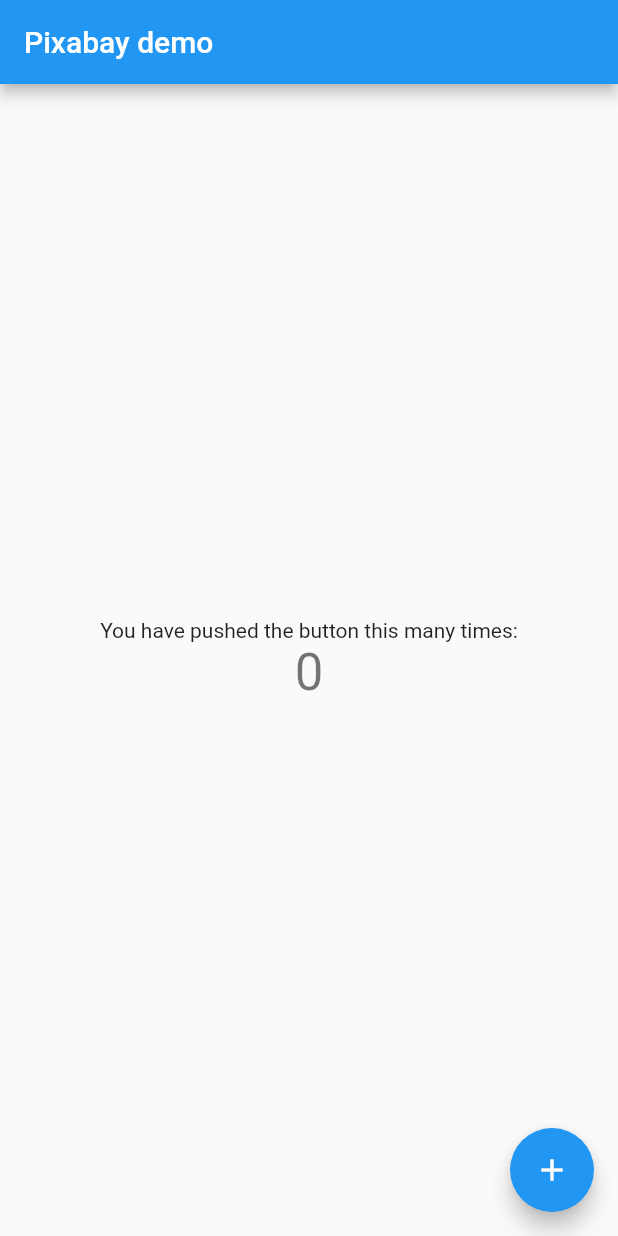
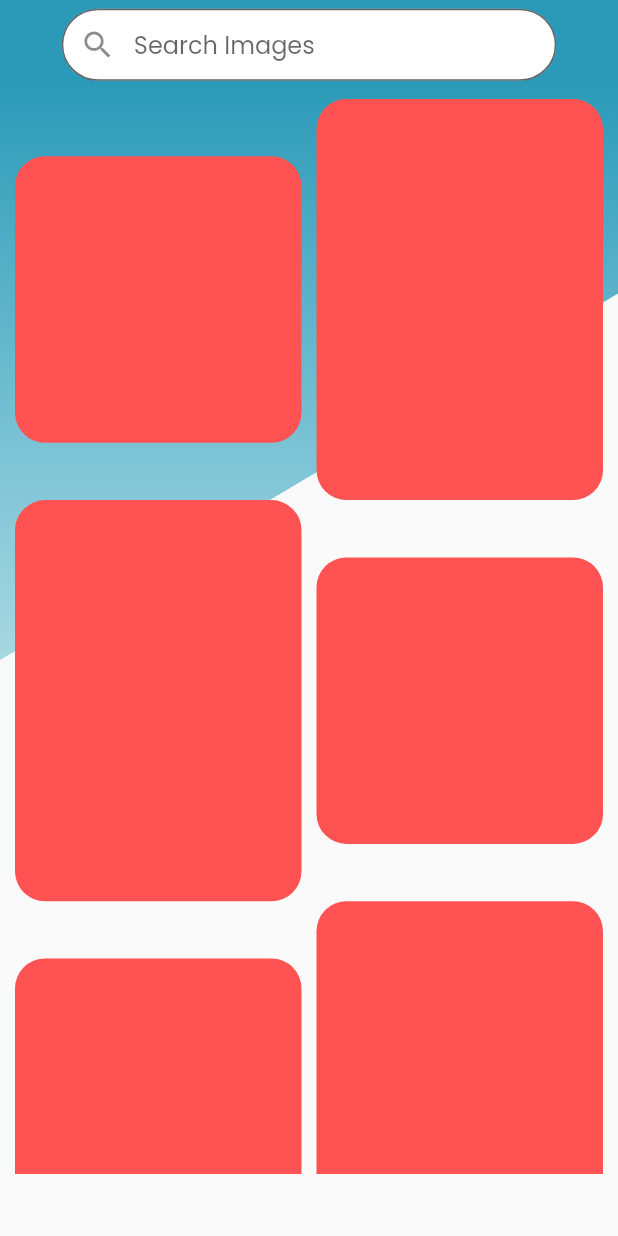
Before and after one commit to Aslamabdulla/pixabay_REST_API, a Flutter app: the screen it shows after launch, on a phone screen of 412 x 824 dp. Run offline on Flutter 3.47's test engine with Material 2 defaults, Android fonts, the phone set to English and light mode, and no system bars; our stand-ins replace get.

Commit message:
home_screen_ui_completed

```diff
--- a/lib/main.dart
+++ b/lib/main.dart
@@ -1,4 +1,5 @@
 import 'package:flutter/material.dart';
+import 'package:pixabay_search_sample/view/screens/home_screen/home_screen.dart';
 
 void main() {
   runApp(const MyApp());
@@ -11,8 +12,10 @@ class MyApp extends StatelessWidget {
   @override
   Widget build(BuildContext context) {
     return MaterialApp(
+      debugShowCheckedModeBanner: false,
       title: 'Pixabay',
       theme: ThemeData(
+        fontFamily: 'Poppins',
         // This is the theme of your application.
         //
         // Try running your application with "flutter run". You'll see the
@@ -24,92 +27,7 @@ class MyApp extends StatelessWidget {
         // is not restarted.
         primarySwatch: Colors.blue,
       ),
-      home: const MyHomePage(title: 'Pixabay demo'),
+      home: const HomeScreen(),
     );
   }
 }
-
-class MyHomePage extends StatefulWidget {
-  const MyHomePage({super.key, required this.title});
-
-  // This widget is the home page of your application. It is stateful, meaning
-  // that it has a State object (defined below) that contains fields that affect
-  // how it looks.
-
-  // This class is the configuration for the state. It holds the values (in this
-  // case the title) provided by the parent (in this case the App widget) and
-  // used by the build method of the State. Fields in a Widget subclass are
-  // always marked "final".
-
-  final String title;
-
-  @override
-  State<MyHomePage> createState() => _MyHomePageState();
-}
-
-class _MyHomePageState extends State<MyHomePage> {
-  int _counter = 0;
-
-  void _incrementCounter() {
-    setState(() {
-      // This call to setState tells the Flutter framework that something has
-      // changed in this State, which causes it to rerun the build method below
-      // so that the display can reflect the updated values. If we changed
-      // _counter without calling setState(), then the build method would not be
-      // called again, and so nothing would appear to happen.
-      _counter++;
-    });
-  }
-
-  @override
-  Widget build(BuildContext context) {
-    // This method is rerun every time setState is called, for instance as done
-    // by the _incrementCounter method above.
-    //
-    // The Flutter framework has been optimized to make rerunning build methods
-    // fast, so that you can just rebuild anything that needs updating rather
-    // than having to individually change instances of widgets.
-    return Scaffold(
-      appBar: AppBar(
-        // Here we take the value from the MyHomePage object that was created by
-        // the App.build method, and use it to set our appbar title.
-        title: Text(widget.title),
-      ),
-      body: Center(
-        // Center is a layout widget. It takes a single child and positions it
-        // in the middle of the parent.
-        child: Column(
-          // Column is also a layout widget. It takes a list of children and
-          // arranges them vertically. By default, it sizes itself to fit its
-          // children horizontally, and tries to be as tall as its parent.
-          //
-          // Invoke "debug painting" (press "p" in the console, choose the
-          // "Toggle Debug Paint" action from the Flutter Inspector in Android
-          // Studio, or the "Toggle Debug Paint" command in Visual Studio Code)
-          // to see the wireframe for each widget.
-          //
-          // Column has various properties to control how it sizes itself and
-          // how it positions its children. Here we use mainAxisAlignment to
-          // center the children vertically; the main axis here is the vertical
-          // axis because Columns are vertical (the cross axis would be
-          // horizontal).
-          mainAxisAlignment: MainAxisAlignment.center,
-          children: <Widget>[
-            const Text(
-              'You have pushed the button this many times:',
-            ),
-            Text(
-              '$_counter',
-              style: Theme.of(context).textTheme.headline4,
-            ),
-          ],
-        ),
-      ),
-      floatingActionButton: FloatingActionButton(
-        onPressed: _incrementCounter,
-        tooltip: 'Increment',
-        child: const Icon(Icons.add),
-      ), // This trailing comma makes auto-formatting nicer for build methods.
-    );
-  }
-}
--- /dev/null
+++ b/lib/view/common/background_clipper.dart
@@ -0,0 +1,19 @@
+import 'package:flutter/material.dart';
+
+class BackgroundClipper extends CustomClipper<Path> {
+  @override
+  Path getClip(Size size) {
+    var path = Path();
+
+    path.lineTo(0, size.height / 2);
+
+    path.lineTo(size.width, size.height / 5.5);
+    path.lineTo(size.width, 0);
+    return path;
+  }
+
+  @override
+  bool shouldReclip(covariant CustomClipper<Path> oldClipper) {
+    return true;
+  }
+}
--- /dev/null
+++ b/lib/view/common/common.dart
@@ -0,0 +1,6 @@
+import 'package:flutter/material.dart';
+
+//////////// decorations ///////
+final gridTileDecoration = BoxDecoration(
+    color: Colors.redAccent, borderRadius: BorderRadius.circular(20));
+final borderRadiusSearchField = BorderRadius.circular(30);
--- /dev/null
+++ b/lib/view/common/constans.dart
@@ -0,0 +1,24 @@
+import 'package:flutter/material.dart';
+
+///////// constant  heights ////////////
+
+const kHeight10 = SizedBox(
+  height: 10,
+);
+
+///////constant background colors //////
+///
+
+const backgroundGradient = BoxDecoration(
+  shape: BoxShape.rectangle,
+  gradient: LinearGradient(colors: [
+    Color.fromRGBO(43, 154, 184, 1),
+    Color.fromRGBO(60, 174, 200, .2)
+  ], stops: [
+    0,
+    .7
+  ], begin: Alignment.topCenter, end: Alignment.bottomCenter),
+);
+
+const kAppBarColor = Color.fromRGBO(43, 154, 184, 1);
+const kWhite = Colors.white;
--- /dev/null
+++ b/lib/view/screens/home_screen/home_screen.dart
@@ -0,0 +1,47 @@
+import 'package:flutter/material.dart';
+import 'package:flutter_staggered_grid_view/flutter_staggered_grid_view.dart';
+import 'package:get/get.dart';
+import 'package:pixabay_search_sample/view/common/common.dart';
+import 'package:pixabay_search_sample/view/common/constans.dart';
+
+import 'package:pixabay_search_sample/view/screens/home_screen/widgets/background_decoration.dart';
+import 'package:pixabay_search_sample/view/screens/home_screen/widgets/image_gridview_widget.dart';
+import 'package:pixabay_search_sample/view/screens/home_screen/widgets/search_field.dart';
+
+class HomeScreen extends StatelessWidget {
+  const HomeScreen({super.key});
+
+  @override
+  Widget build(BuildContext context) {
+    double height = Get.height;
+    double width = Get.width;
+
+    return Scaffold(
+      resizeToAvoidBottomInset: false,
+      appBar: AppBar(
+        centerTitle: true,
+        backgroundColor: kAppBarColor,
+        elevation: 0,
+        title: const SearchFieldWidget(),
+      ),
+      body: Stack(
+        alignment: Alignment.topCenter,
+        children: [
+          const BackgroundDecorationWidget(),
+          SafeArea(
+            child: SingleChildScrollView(
+              child: Column(
+                mainAxisSize: MainAxisSize.max,
+                crossAxisAlignment: CrossAxisAlignment.center,
+                mainAxisAlignment: MainAxisAlignment.center,
+                children: const [
+                  ImageGridviewWidget(),
+                ],
+              ),
+            ),
+          )
+        ],
+      ),
+    );
+  }
+}
--- /dev/null
+++ b/lib/view/screens/home_screen/widgets/background_decoration.dart
@@ -0,0 +1,25 @@
+import 'package:flutter/material.dart';
+import 'package:get/get.dart';
+import 'package:pixabay_search_sample/view/common/background_clipper.dart';
+
+import 'package:pixabay_search_sample/view/common/constans.dart';
+
+class BackgroundDecorationWidget extends StatelessWidget {
+  const BackgroundDecorationWidget({
+    Key? key,
+  }) : super(key: key);
+
+  @override
+  Widget build(BuildContext context) {
+    var height = Get.height;
+    var width = Get.width;
+    return ClipPath(
+      clipper: BackgroundClipper(),
+      child: Container(
+        height: height,
+        width: width,
+        decoration: backgroundGradient,
+      ),
+    );
+  }
+}
--- /dev/null
+++ b/lib/view/screens/home_screen/widgets/image_gridview_widget.dart
@@ -0,0 +1,49 @@
+import 'package:flutter/material.dart';
+import 'package:flutter_staggered_grid_view/flutter_staggered_grid_view.dart';
+import 'package:get/get.dart';
+import 'package:pixabay_search_sample/view/common/common.dart';
+
+class ImageGridviewWidget extends StatelessWidget {
+  const ImageGridviewWidget({
+    Key? key,
+  }) : super(key: key);
+
+  @override
+  Widget build(BuildContext context) {
+    double height = Get.height;
+    double width = Get.width;
+    return Container(
+      margin: const EdgeInsets.symmetric(horizontal: 10, vertical: 10),
+      height: height * .87,
+      width: width,
+      child: GridView.custom(
+        physics: const BouncingScrollPhysics(),
+        primary: false,
+        gridDelegate: SliverWovenGridDelegate.count(
+          crossAxisCount: 2,
+          mainAxisSpacing: 0,
+          crossAxisSpacing: 10,
+          pattern: [
+            const WovenGridTile(1),
+            const WovenGridTile(
+              5 / 7,
+              crossAxisRatio: 1,
+              alignment: AlignmentDirectional.centerEnd,
+            ),
+          ],
+        ),
+        childrenDelegate: SliverChildBuilderDelegate(
+          addSemanticIndexes: false,
+          childCount: 10,
+          (context, index) {
+            return Container(
+              height: 100,
+              width: 100,
+              decoration: gridTileDecoration,
+            );
+          },
+        ),
+      ),
+    );
+  }
+}
--- /dev/null
+++ b/lib/view/screens/home_screen/widgets/search_field.dart
@@ -0,0 +1,33 @@
+import 'package:flutter/material.dart';
+import 'package:get/get.dart';
+import 'package:pixabay_search_sample/view/common/common.dart';
+import 'package:pixabay_search_sample/view/common/constans.dart';
+
+class SearchFieldWidget extends StatelessWidget {
+  const SearchFieldWidget({
+    Key? key,
+  }) : super(key: key);
+
+  @override
+  Widget build(BuildContext context) {
+    var height = Get.height;
+    var width = Get.width;
+    return Container(
+      margin: const EdgeInsets.only(top: 5),
+      height: height * .06,
+      width: width * .8,
+      child: TextFormField(
+        textAlign: TextAlign.justify,
+        decoration: InputDecoration(
+            contentPadding: const EdgeInsets.only(top: 5),
+            prefixIcon: const Icon(Icons.search_outlined),
+            hintText: "Search Images",
+            filled: true,
+            fillColor: kWhite,
+            border: OutlineInputBorder(
+                borderRadius: borderRadiusSearchField,
+                borderSide: const BorderSide(color: kWhite))),
+      ),
+    );
+  }
+}
--- /dev/null
+++ b/lib/view/screens/splash_screen/splash_screen.dart
@@ -0,0 +1,12 @@
+import 'package:flutter/material.dart';
+import 'package:flutter/src/widgets/container.dart';
+import 'package:flutter/src/widgets/framework.dart';
+
+class SplashScreen extends StatelessWidget {
+  const SplashScreen({super.key});
+
+  @override
+  Widget build(BuildContext context) {
+    return Scaffold();
+  }
+}
```
Also changed, not shown: pubspec.yaml (+10 -23 lines), assets/fonts/Poppins-Regular.ttf (added), pubspec.lock.
